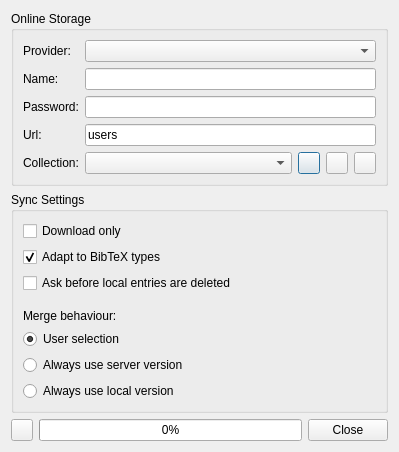
Before: the Qt Designer form src/onlinestorage/syncstorageui.ui in KDE/conquirere, drawn with Qt 5.
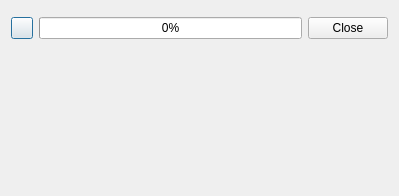
After: the same form once the commit is applied. Custom widgets are drawn as their Qt base class.

Commit message: allow to specify sync setting when a new project is created

Patch:
```diff
--- a/src/onlinestorage/syncstorageui.ui
+++ b/src/onlinestorage/syncstorageui.ui
@@ -7,7 +7,7 @@
     <x>0</x>
     <y>0</y>
     <width>399</width>
-    <height>452</height>
+    <height>196</height>
    </rect>
   </property>
   <property name="windowTitle">
@@ -18,253 +18,7 @@
   </property>
   <layout class="QVBoxLayout" name="verticalLayout_2">
    <item>
-    <widget class="QGroupBox" name="groupBox">
-     <property name="title">
-      <string>Online Storage</string>
-     </property>
-     <layout class="QFormLayout" name="formLayout">
-      <item row="0" column="0">
-       <widget class="QLabel" name="label">
-        <property name="text">
-         <string>Provider:</string>
-        </property>
-       </widget>
-      </item>
-      <item row="0" column="1">
-       <widget class="KComboBox" name="providerSelection">
-        <property name="sizePolicy">
-         <sizepolicy hsizetype="MinimumExpanding" vsizetype="MinimumExpanding">
-          <horstretch>0</horstretch>
-          <verstretch>0</verstretch>
-         </sizepolicy>
-        </property>
-       </widget>
-      </item>
-      <item row="1" column="0">
-       <widget class="QLabel" name="label_2">
-        <property name="text">
-         <string>Name:</string>
-        </property>
-       </widget>
-      </item>
-      <item row="1" column="1">
-       <widget class="KLineEdit" name="providerUserName"/>
-      </item>
-      <item row="2" column="0">
-       <widget class="QLabel" name="label_3">
-        <property name="text">
-         <string>Password:</string>
-        </property>
-       </widget>
-      </item>
-      <item row="2" column="1">
-       <widget class="KLineEdit" name="providerPwd"/>
-      </item>
-      <item row="4" column="0">
-       <widget class="QLabel" name="label_5">
-        <property name="text">
-         <string>Collection:</string>
-        </property>
-       </widget>
-      </item>
-      <item row="4" column="1">
-       <layout class="QHBoxLayout" name="horizontalLayout_2">
-        <item>
-         <widget class="KComboBox" name="listCollection">
-          <property name="sizePolicy">
-           <sizepolicy hsizetype="MinimumExpanding" vsizetype="MinimumExpanding">
-            <horstretch>0</horstretch>
-            <verstretch>0</verstretch>
-           </sizepolicy>
-          </property>
-         </widget>
-        </item>
-        <item>
-         <widget class="QPushButton" name="fetchCollection">
-          <property name="minimumSize">
-           <size>
-            <width>22</width>
-            <height>22</height>
-           </size>
-          </property>
-          <property name="maximumSize">
-           <size>
-            <width>22</width>
-            <height>22</height>
-           </size>
-          </property>
-          <property name="text">
-           <string/>
-          </property>
-          <property name="iconSize">
-           <size>
-            <width>22</width>
-            <height>22</height>
-           </size>
-          </property>
-         </widget>
-        </item>
-        <item>
-         <widget class="QPushButton" name="addCollection">
-          <property name="minimumSize">
-           <size>
-            <width>22</width>
-            <height>22</height>
-           </size>
-          </property>
-          <property name="maximumSize">
-           <size>
-            <width>22</width>
-            <height>22</height>
-           </size>
-          </property>
-          <property name="text">
-           <string/>
-          </property>
-          <property name="iconSize">
-           <size>
-            <width>22</width>
-            <height>22</height>
-           </size>
-          </property>
-         </widget>
-        </item>
-        <item>
-         <widget class="QPushButton" name="removeCollection">
-          <property name="maximumSize">
-           <size>
-            <width>22</width>
-            <height>22</height>
-           </size>
-          </property>
-          <property name="text">
-           <string/>
-          </property>
-          <property name="iconSize">
-           <size>
-            <width>22</width>
-            <height>22</height>
-           </size>
-          </property>
-         </widget>
-        </item>
-       </layout>
-      </item>
-      <item row="3" column="0">
-       <widget class="QLabel" name="label_6">
-        <property name="text">
-         <string>Url:</string>
-        </property>
-       </widget>
-      </item>
-      <item row="3" column="1">
-       <widget class="KLineEdit" name="providerUrl">
-        <property name="toolTip">
-         <string>The url to query. For zotero enter either &quot;users&quot; or &quot;groups&quot;</string>
-        </property>
-        <property name="text">
-         <string>users</string>
-        </property>
-       </widget>
-      </item>
-     </layout>
-    </widget>
-   </item>
-   <item>
-    <widget class="QGroupBox" name="groupBox_2">
-     <property name="title">
-      <string>Sync Settings</string>
-     </property>
-     <layout class="QVBoxLayout" name="verticalLayout">
-      <item>
-       <widget class="QCheckBox" name="cbDownloadOnly">
-        <property name="text">
-         <string>Download only</string>
-        </property>
-       </widget>
-      </item>
-      <item>
-       <widget class="QCheckBox" name="cbAdaptToBibTeX">
-        <property name="toolTip">
-         <string>Try to fit bibliographic types into standard BibTeX types.</string>
-        </property>
-        <property name="text">
-         <string>Adapt to BibTeX types</string>
-        </property>
-        <property name="checked">
-         <bool>true</bool>
-        </property>
-       </widget>
-      </item>
-      <item>
-       <widget class="QCheckBox" name="cbAskDeletion">
-        <property name="text">
-         <string>Ask before local entries are deleted</string>
-        </property>
-       </widget>
-      </item>
-      <item>
-       <spacer name="verticalSpacer">
-        <property name="orientation">
-         <enum>Qt::Vertical</enum>
-        </property>
-        <property name="sizeType">
-         <enum>QSizePolicy::Fixed</enum>
-        </property>
-        <property name="sizeHint" stdset="0">
-         <size>
-          <width>20</width>
-          <height>10</height>
-         </size>
-        </property>
-       </spacer>
-      </item>
-      <item>
-       <widget class="QLabel" name="label_4">
-        <property name="text">
-         <string>Merge behaviour:</string>
-        </property>
-       </widget>
-      </item>
-      <item>
-       <widget class="QRadioButton" name="rbUserSelection">
-        <property name="text">
-         <string>User selection</string>
-        </property>
-        <property name="checked">
-         <bool>true</bool>
-        </property>
-       </widget>
-      </item>
-      <item>
-       <widget class="QRadioButton" name="rbServerSelection">
-        <property name="text">
-         <string>Always use server version</string>
-        </property>
-       </widget>
-      </item>
-      <item>
-       <widget class="QRadioButton" name="rbLocalSelection">
-        <property name="text">
-         <string>Always use local version</string>
-        </property>
-       </widget>
-      </item>
-     </layout>
-    </widget>
-   </item>
-   <item>
-    <spacer name="verticalSpacer_2">
-     <property name="orientation">
-      <enum>Qt::Vertical</enum>
-     </property>
-     <property name="sizeHint" stdset="0">
-      <size>
-       <width>20</width>
-       <height>40</height>
-      </size>
-     </property>
-    </spacer>
+    <widget class="ProviderSettings" name="providerSettings" native="true"/>
    </item>
    <item>
     <layout class="QHBoxLayout" name="horizontalLayout">
@@ -312,18 +66,27 @@
      </item>
     </layout>
    </item>
+   <item>
+    <spacer name="verticalSpacer">
+     <property name="orientation">
+      <enum>Qt::Vertical</enum>
+     </property>
+     <property name="sizeHint" stdset="0">
+      <size>
+       <width>20</width>
+       <height>40</height>
+      </size>
+     </property>
+    </spacer>
+   </item>
   </layout>
  </widget>
  <customwidgets>
   <customwidget>
-   <class>KComboBox</class>
-   <extends>QComboBox</extends>
-   <header>kcombobox.h</header>
-  </customwidget>
-  <customwidget>
-   <class>KLineEdit</class>
-   <extends>QLineEdit</extends>
-   <header>klineedit.h</header>
+   <class>ProviderSettings</class>
+   <extends>QWidget</extends>
+   <header>onlinestorage/providersettings.h</header>
+   <container>1</container>
   </customwidget>
  </customwidgets>
  <resources/>
```
The commit also changes 13 other files.
